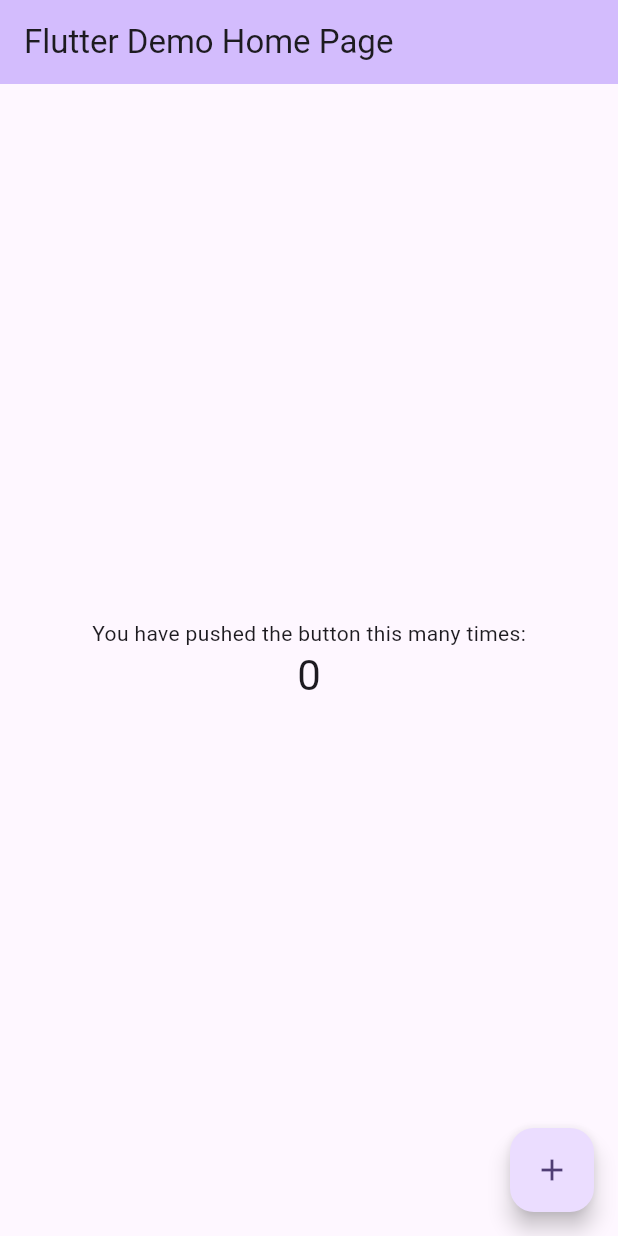
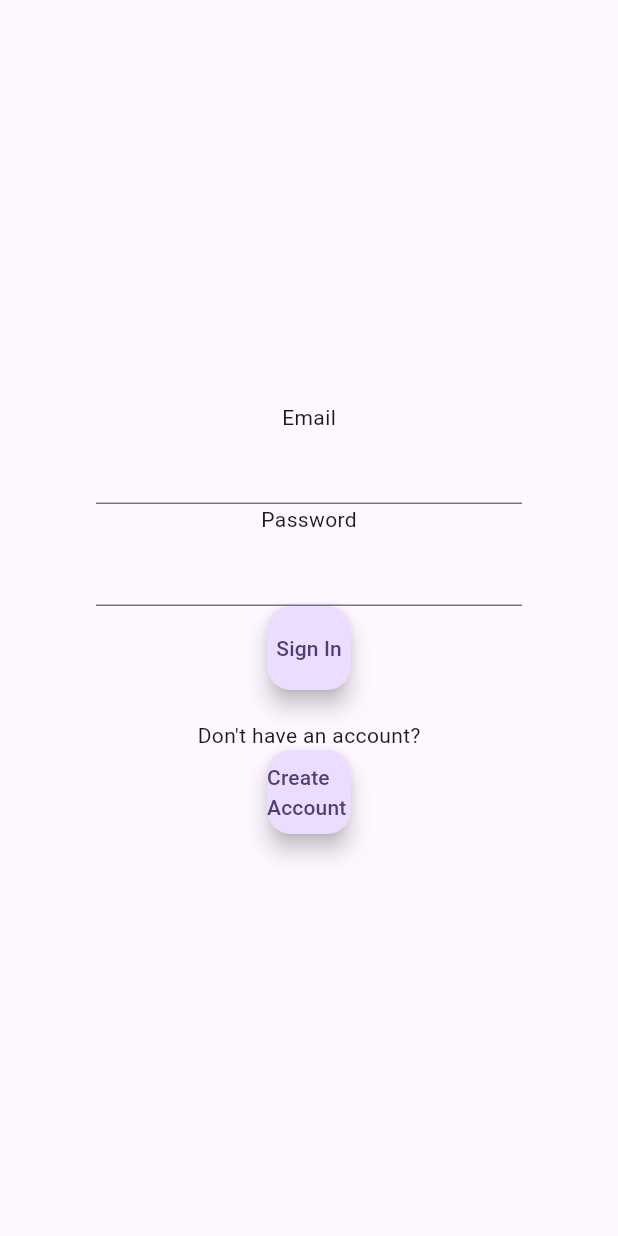
Before and after one commit to csdawso4/steam_wishlist_manager, a Flutter app: the screen it shows after launch, on a phone screen of 412 x 824 dp. Run offline on Flutter 3.47's test engine with Material 3 defaults, Android fonts, the phone set to English and light mode, and no system bars; our stand-ins replace firebase_auth, firebase_core, supabase_flutter; accounts and stored records are empty.

Commit message:
first major commit: added ui pages for signing in, creating an account, and wishilist/home which is mostly empty right now. Have integrated with firebase authentication for user management, as well as with the remote supabase database

```diff
--- a/lib/main.dart
+++ b/lib/main.dart
@@ -1,129 +1,38 @@
+import 'package:firebase_auth/firebase_auth.dart';
 import 'package:firebase_core/firebase_core.dart';
 import 'package:flutter/material.dart';
-
+import 'package:steam_wishlist_manager/ui/SignIn/SignInView.dart';
+import 'package:steam_wishlist_manager/ui/SignIn/SignInViewModel.dart';
+import 'package:steam_wishlist_manager/ui/Wishlist/WishlistView.dart';
+import 'package:steam_wishlist_manager/ui/Wishlist/WishlistViewModel.dart';
 import 'firebase_options.dart';
+import 'package:supabase_flutter/supabase_flutter.dart' hide User;
 
 Future<void> main() async {
   WidgetsFlutterBinding.ensureInitialized();
-  await Firebase.initializeApp(
-    options: DefaultFirebaseOptions.currentPlatform,
+  await Firebase.initializeApp(options: DefaultFirebaseOptions.currentPlatform);
+  await Supabase.initialize(
+    url: 'https://omwsjuhjvdtrumtxrbdc.supabase.co',
+    anonKey: 'sb_publishable_-iBJqiDtWU5phXmV4ZBJYA_R2cEVn_n',
   );
-  runApp(const MyApp());
+  FirebaseAuth.instance.authStateChanges().listen((User? user) {
+    runApp(MyApp(user: user));
+  });
 }
 
 class MyApp extends StatelessWidget {
-  const MyApp({super.key});
+  const MyApp({super.key, required this.user});
 
-  // This widget is the root of your application.
+  final User? user;
+
   @override
   Widget build(BuildContext context) {
     return MaterialApp(
-      title: 'Flutter Demo',
+      title: 'Steam Wishlist Manager',
       theme: ThemeData(
-        // This is the theme of your application.
-        //
-        // TRY THIS: Try running your application with "flutter run". You'll see
-        // the application has a purple toolbar. Then, without quitting the app,
-        // try changing the seedColor in the colorScheme below to Colors.green
-        // and then invoke "hot reload" (save your changes or press the "hot
-        // reload" button in a Flutter-supported IDE, or press "r" if you used
-        // the command line to start the app).
-        //
-        // Notice that the counter didn't reset back to zero; the application
-        // state is not lost during the reload. To reset the state, use hot
-        // restart instead.
-        //
-        // This works for code too, not just values: Most code changes can be
-        // tested with just a hot reload.
         colorScheme: ColorScheme.fromSeed(seedColor: Colors.deepPurple),
       ),
-      home: const MyHomePage(title: 'Flutter Demo Home Page'),
+      home: (user == null) ? SignInView(signInVM: SignInViewModel()) : WishlistView(wishlistVM: WishlistViewModel(user: user!)),
     );
   }
 }
-
-class MyHomePage extends StatefulWidget {
-  const MyHomePage({super.key, required this.title});
-
-  // This widget is the home page of your application. It is stateful, meaning
-  // that it has a State object (defined below) that contains fields that affect
-  // how it looks.
-
-  // This class is the configuration for the state. It holds the values (in this
-  // case the title) provided by the parent (in this case the App widget) and
-  // used by the build method of the State. Fields in a Widget subclass are
-  // always marked "final".
-
-  final String title;
-
-  @override
-  State<MyHomePage> createState() => _MyHomePageState();
-}
-
-class _MyHomePageState extends State<MyHomePage> {
-  int _counter = 0;
-
-  void _incrementCounter() {
-    setState(() {
-      // This call to setState tells the Flutter framework that something has
-      // changed in this State, which causes it to rerun the build method below
-      // so that the display can reflect the updated values. If we changed
-      // _counter without calling setState(), then the build method would not be
-      // called again, and so nothing would appear to happen.
-      _counter++;
-    });
-  }
-
-  @override
-  Widget build(BuildContext context) {
-    // This method is rerun every time setState is called, for instance as done
-    // by the _incrementCounter method above.
-    //
-    // The Flutter framework has been optimized to make rerunning build methods
-    // fast, so that you can just rebuild anything that needs updating rather
-    // than having to individually change instances of widgets.
-    return Scaffold(
-      appBar: AppBar(
-        // TRY THIS: Try changing the color here to a specific color (to
-        // Colors.amber, perhaps?) and trigger a hot reload to see the AppBar
-        // change color while the other colors stay the same.
-        backgroundColor: Theme.of(context).colorScheme.inversePrimary,
-        // Here we take the value from the MyHomePage object that was created by
-        // the App.build method, and use it to set our appbar title.
-        title: Text(widget.title),
-      ),
-      body: Center(
-        // Center is a layout widget. It takes a single child and positions it
-        // in the middle of the parent.
-        child: Column(
-          // Column is also a layout widget. It takes a list of children and
-          // arranges them vertically. By default, it sizes itself to fit its
-          // children horizontally, and tries to be as tall as its parent.
-          //
-          // Column has various properties to control how it sizes itself and
-          // how it positions its children. Here we use mainAxisAlignment to
-          // center the children vertically; the main axis here is the vertical
-          // axis because Columns are vertical (the cross axis would be
-          // horizontal).
-          //
-          // TRY THIS: Invoke "debug painting" (choose the "Toggle Debug Paint"
-          // action in the IDE, or press "p" in the console), to see the
-          // wireframe for each widget.
-          mainAxisAlignment: MainAxisAlignment.center,
-          children: <Widget>[
-            const Text('You have pushed the button this many times:'),
-            Text(
-              '$_counter',
-              style: Theme.of(context).textTheme.headlineMedium,
-            ),
-          ],
-        ),
-      ),
-      floatingActionButton: FloatingActionButton(
-        onPressed: _incrementCounter,
-        tooltip: 'Increment',
-        child: const Icon(Icons.add),
-      ), // This trailing comma makes auto-formatting nicer for build methods.
-    );
-  }
-}
--- a/lib/ui/CreateAccount/CreateAccountView.dart
+++ b/lib/ui/CreateAccount/CreateAccountView.dart
@@ -0,0 +1,36 @@
+import 'package:flutter/material.dart';
+import 'CreateAccountViewModel.dart';
+
+class CreateAccountView extends StatelessWidget {
+  const CreateAccountView({super.key, required this.createAccountVM});
+
+  final CreateAccountViewModel createAccountVM;
+
+  @override
+  Widget build(BuildContext context) {
+    return Scaffold(
+      body: Center(
+        child: Padding(
+          padding: const EdgeInsets.symmetric(horizontal: 64.0),
+          child: Column(
+            mainAxisAlignment: MainAxisAlignment.center,
+            children: [
+              Text("Username"),
+              TextField(onChanged: (username) => {createAccountVM.setUsername(username)}),
+              Text("Email"),
+              TextField(onChanged: (email) => {createAccountVM.setEmail(email)}),
+              Text("Password"),
+              TextField(
+                onChanged: (password) => {createAccountVM.setPassword(password)},
+              ),
+              FloatingActionButton(
+                onPressed: () => {createAccountVM.createAccount(context)},
+                child: Text("Create Account"),
+              ),
+            ],
+          ),
+        ),
+      ),
+    );
+  }
+}
--- a/lib/ui/CreateAccount/CreateAccountViewModel.dart
+++ b/lib/ui/CreateAccount/CreateAccountViewModel.dart
@@ -0,0 +1,45 @@
+import 'package:firebase_auth/firebase_auth.dart';
+import 'package:flutter/material.dart';
+import 'package:supabase_flutter/supabase_flutter.dart' hide User;
+import '../Wishlist/WishlistView.dart';
+import '../Wishlist/WishlistViewModel.dart';
+
+class CreateAccountViewModel extends ChangeNotifier {
+  String? username, email, password;
+
+  Future<void> createAccount(BuildContext context) async {
+    try {
+      UserCredential cred = await FirebaseAuth.instance.createUserWithEmailAndPassword(
+        email: email ?? "",
+        password: password ?? "",
+      );
+
+      if (cred.user != null) {
+        // create account with database
+        final supabase = Supabase.instance.client;
+        await supabase.from("users").insert({"userid": cred.user!.uid, "username": username, "email": email, "firebaseids": []});
+
+        Navigator.pushReplacement(
+          context,
+          MaterialPageRoute(builder: (context) =>
+              WishlistView(wishlistVM: WishlistViewModel(user: cred.user!))),
+        );
+      }
+    } on FirebaseAuthException catch (e) {}
+  }
+
+  void setUsername(String username) {
+    this.username = username;
+    notifyListeners();
+  }
+
+  void setEmail(String email) {
+    this.email = email;
+    notifyListeners();
+  }
+
+  void setPassword(String password) {
+    this.password = password;
+    notifyListeners();
+  }
+}
--- a/lib/ui/SignIn/SignInView.dart
+++ b/lib/ui/SignIn/SignInView.dart
@@ -0,0 +1,40 @@
+import 'package:flutter/material.dart';
+import 'SignInViewModel.dart';
+
+class SignInView extends StatelessWidget {
+  const SignInView({super.key, required this.signInVM});
+
+  final SignInViewModel signInVM;
+
+  @override
+  Widget build(BuildContext context) {
+    return Scaffold(
+      body: Center(
+        child: Padding(
+          padding: const EdgeInsets.symmetric(horizontal: 64.0),
+          child: Column(
+            mainAxisAlignment: MainAxisAlignment.center,
+            children: [
+              Text("Email"),
+              TextField(onChanged: (email) => {signInVM.setEmail(email)}),
+              Text("Password"),
+              TextField(
+                onChanged: (password) => {signInVM.setPassword(password)},
+              ),
+              FloatingActionButton(
+                onPressed: () => {signInVM.signIn(context)},
+                child: Text("Sign In"),
+              ),
+              SizedBox(height: 20),
+              Text("Don't have an account?"),
+              FloatingActionButton(
+                onPressed: () => {signInVM.goToCreateAccount(context)},
+                child: Text("Create Account"),
+              ),
+            ],
+          ),
+        ),
+      ),
+    );
+  }
+}
--- a/lib/ui/SignIn/SignInViewModel.dart
+++ b/lib/ui/SignIn/SignInViewModel.dart
@@ -0,0 +1,57 @@
+import 'package:firebase_auth/firebase_auth.dart';
+import 'package:flutter/material.dart';
+import 'package:steam_wishlist_manager/ui/Wishlist/WishlistView.dart';
+import 'package:steam_wishlist_manager/ui/Wishlist/WishlistViewModel.dart';
+import '../CreateAccount/CreateAccountView.dart';
+import '../CreateAccount/CreateAccountViewModel.dart';
+
+class SignInViewModel extends ChangeNotifier {
+  String? email, password;
+
+  Future<void> signIn(BuildContext context) async {
+    try {
+      UserCredential cred = await FirebaseAuth.instance.signInWithEmailAndPassword(
+        email: email ?? "",
+        password: password ?? "",
+      );
+      if (cred.user != null) {
+        Navigator.pushReplacement(
+          context,
+          MaterialPageRoute(
+            builder: (context) => WishlistView(wishlistVM: WishlistViewModel(user: cred.user!)),
+          ),
+        );
+      }
+    } on FirebaseAuthException catch (e) {
+      if (e.code == 'user-not-found') {
+        debugPrint('No user found for that email.');
+      } else if (e.code == 'wrong-password') {
+        debugPrint('Wrong password provided for that user.');
+      } else {
+        debugPrint('FirebaseAuthException: ${e.message}');
+      }
+    } on Exception catch (e) {
+      debugPrint('Caught error: ${e.toString()}');
+    }
+  }
+
+  Future<void> goToCreateAccount(BuildContext context) async {
+    Navigator.pushReplacement(
+      context,
+      MaterialPageRoute(
+        builder: (context) =>
+            CreateAccountView(createAccountVM: CreateAccountViewModel()),
+      ),
+    );
+  }
+
+  void setEmail(String email) {
+    this.email = email;
+    notifyListeners();
+  }
+
+  void setPassword(String password) {
+    this.password = password;
+    notifyListeners();
+  }
+}
--- a/lib/ui/Wishlist/WishlistViewModel.dart
+++ b/lib/ui/Wishlist/WishlistViewModel.dart
@@ -0,0 +1,22 @@
+import 'package:firebase_auth/firebase_auth.dart';
+import 'package:flutter/material.dart';
+import 'package:steam_wishlist_manager/ui/SignIn/SignInView.dart';
+import '../SignIn/SignInViewModel.dart';
+
+class WishlistViewModel extends ChangeNotifier {
+  WishlistViewModel({required this.user});
+
+  final User user;
+
+  Future<void> signOut(BuildContext context) async {
+    try {
+      FirebaseAuth.instance.signOut();
+      Navigator.pushReplacement(
+        context,
+        MaterialPageRoute(
+          builder: (context) => SignInView(signInVM: SignInViewModel()),
+        ),
+      );
+    } on FirebaseAuthException catch (e) {}
+  }
+}
--- a/pubspec.yaml
+++ b/pubspec.yaml
@@ -35,6 +35,8 @@ dependencies:
   # Use with the CupertinoIcons class for iOS style icons.
   cupertino_icons: ^1.0.8
   firebase_core: ^4.4.0
+  firebase_auth: ^6.2.0
+  supabase_flutter: ^2.12.0
 
 dev_dependencies:
   flutter_test:
```
Also changed, not shown: lib/ui/Wishlist/WishlistView.dart (+30 -0 lines), pubspec.lock, 3 other files.
